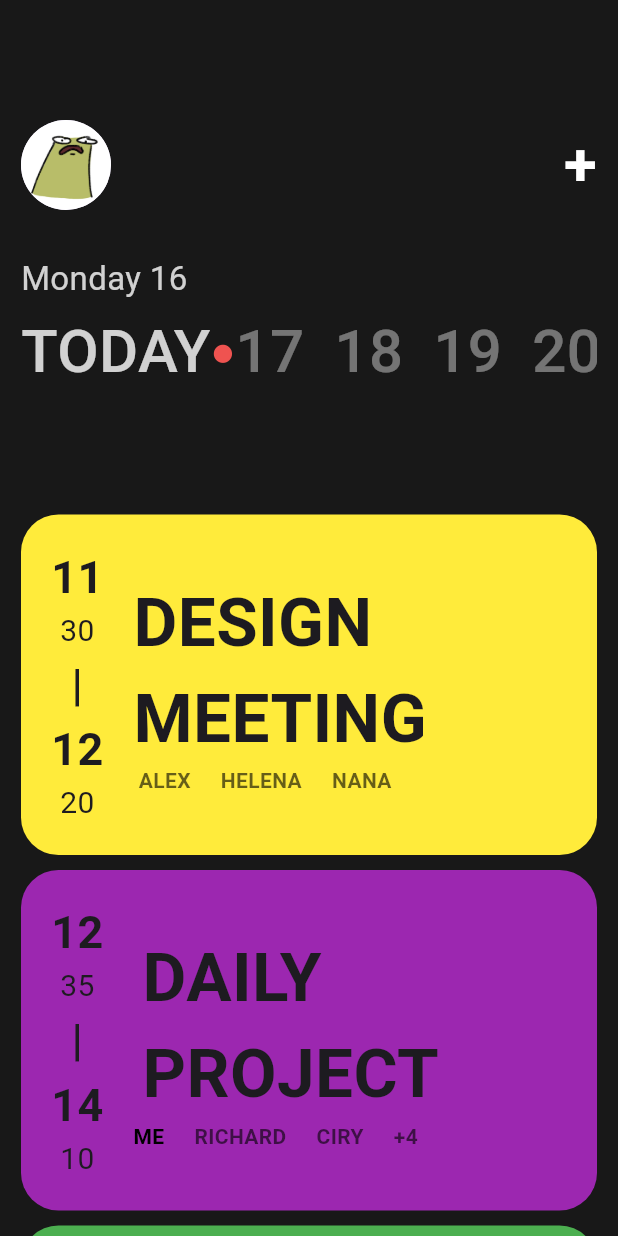
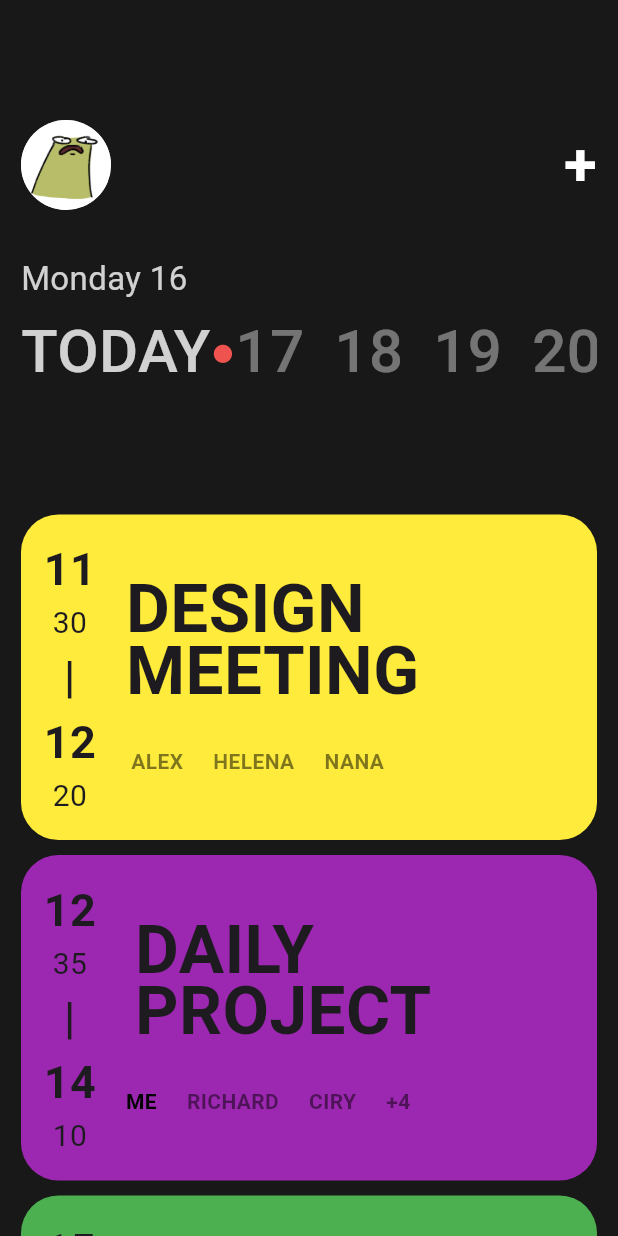
Before and after one commit to Eunhui/nomadcoders_flutter_webtoon, a Flutter app: the screen it shows after launch, on a phone screen of 412 x 824 dp. Run offline on Flutter 3.47's test engine with Material 3 defaults, Android fonts, the phone set to English and light mode, and no system bars.

Commit message:
Update schedule_card.dart

```diff
--- a/lib/widgets/schedule_card.dart
+++ b/lib/widgets/schedule_card.dart
@@ -26,7 +26,7 @@ class ScheduleCard extends StatelessWidget {
         borderRadius: BorderRadius.circular(25),
       ),
       child: Padding(
-        padding: const EdgeInsets.all(20),
+        padding: const EdgeInsets.all(15),
         child: Row(
           mainAxisAlignment: MainAxisAlignment.start,
           //crossAxisAlignment: CrossAxisAlignment.start,
@@ -72,6 +72,7 @@ class ScheduleCard extends StatelessWidget {
             ),
             const SizedBox(width: 20),
             Column(
+              mainAxisAlignment: MainAxisAlignment.spaceBetween,
               children: [
                 Row(
                   children: [
@@ -80,10 +81,12 @@ class ScheduleCard extends StatelessWidget {
                       style: const TextStyle(
                         fontSize: 45,
                         fontWeight: FontWeight.w700,
+                        height: 0.9,
                       ),
                     ),
                   ],
                 ),
+                const SizedBox(height: 30),
                 Row(
                   //crossAxisAlignment: CrossAxisAlignment.start,
                   mainAxisAlignment: MainAxisAlignment.start,
@@ -96,7 +99,7 @@ class ScheduleCard extends StatelessWidget {
                           style: TextStyle(
                             color: person == 'ME'
                                 ? Colors.black
-                                : Colors.black.withOpacity(0.6),
+                                : Colors.black.withOpacity(0.5),
                             fontSize: 14,
                             fontWeight: FontWeight.w700,
                           ),
```
